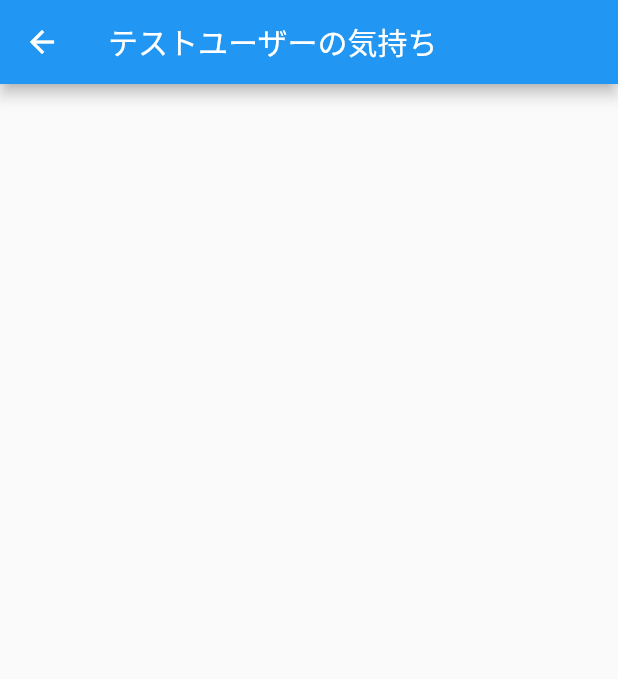
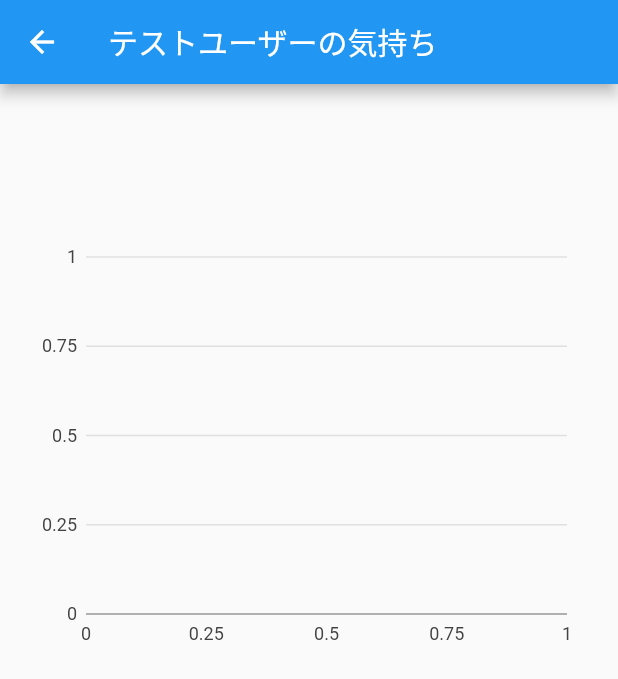
Before and after one commit to al-rosa/flutter-emotion-sharing, a Flutter app: the DetailScreen screen opened by its route, on a phone screen of 412 x 824 dp. Shown: the top 679 px of the screen. Run offline on Flutter 3.47's test engine with Material 2 defaults, Android fonts, the phone set to English and light mode, and no system bars; our stand-ins replace charts_flutter, cloud_firestore, firebase_auth, firebase_core, modal_progress_hud; accounts and stored records are empty.

Commit message:
詳細ページの作成
グラフ内をタップしてアイコンとコメントを切り替えるのはまだできてない。

```diff
--- /dev/null
+++ b/lib/components/EmotionChart.dart
@@ -0,0 +1,16 @@
+import 'package:charts_flutter/flutter.dart' as charts;
+import 'package:flutter/material.dart';
+
+class EmotionChart extends StatelessWidget {
+  final List<charts.Series> seriesList;
+  final bool animate;
+
+  EmotionChart(this.seriesList, {this.animate});
+
+  @override
+  Widget build(BuildContext context) {
+    return new charts.LineChart(seriesList,
+        animate: animate,
+        defaultRenderer: new charts.LineRendererConfig(includePoints: true));
+  }
+}
--- a/lib/constants.dart
+++ b/lib/constants.dart
@@ -40,3 +40,26 @@ const icons = <Map<String, dynamic>>[
     'icon': Icon(Icons.sentiment_very_satisfied),
   }
 ];
+
+const bigIcons = <Map<String, dynamic>>[
+  {
+    'emotion': 'very_dissatisfied',
+    'icon': Icon(Icons.sentiment_very_dissatisfied, size: 50.0),
+  },
+  {
+    'emotion': 'dissatisfied',
+    'icon': Icon(Icons.sentiment_dissatisfied, size: 50.0),
+  },
+  {
+    'emotion': 'neutral',
+    'icon': Icon(Icons.sentiment_neutral, size: 50.0),
+  },
+  {
+    'emotion': 'satisfied',
+    'icon': Icon(Icons.sentiment_satisfied, size: 50.0),
+  },
+  {
+    'emotion': 'very_satisfied',
+    'icon': Icon(Icons.sentiment_very_satisfied, size: 50.0),
+  }
+];
--- a/lib/screens/detail_screen.dart
+++ b/lib/screens/detail_screen.dart
@@ -1,5 +1,7 @@
+import 'package:charts_flutter/flutter.dart' as charts;
 import 'package:cloud_firestore/cloud_firestore.dart';
 import 'package:flutter/material.dart';
+import 'package:flutter_emotion_sharing/components/EmotionChart.dart';
 import 'package:flutter_emotion_sharing/constants.dart';
 import 'package:flutter_emotion_sharing/utils.dart';
 
@@ -15,6 +17,7 @@ class DetailScreen extends StatefulWidget {
 
 class _DetailScreenState extends State<DetailScreen> {
   FirebaseFirestore _firestore = FirebaseFirestore.instance;
+
   List<Map<String, dynamic>> _statusList;
   Icon _displayIcon;
   String _displayMemo;
@@ -31,15 +34,16 @@ class _DetailScreenState extends State<DetailScreen> {
         .collection('users')
         .doc('cckf1U7FUgbK7yiHbz9b')
         .collection('statuses')
+        .limit(7)
         .get();
 
     List<Map<String, dynamic>> statuses =
         snapshot.docs.map((e) => e.data()).toList();
     Map<String, dynamic> latestStatus = statuses[0];
 
-    final int index = icons
-        .indexWhere((element) => element['emotion'] == latestStatus['emotion']);
-    final icon = icons[index]['icon'];
+    final int index = bigIcons
+        .indexWhere((icon) => icon['emotion'] == latestStatus['emotion']);
+    final icon = bigIcons[index]['icon'];
 
     setState(() {
       _statusList = statuses;
@@ -49,25 +53,73 @@ class _DetailScreenState extends State<DetailScreen> {
     });
   }
 
-  // Future<void> _setStatus() {
-  //
-  // }
+  List<charts.Series<EmotionLevel, int>> _createChartData() {
+    if (_statusList == null) return [];
+
+    int count = 0;
+    final List<EmotionLevel> data = _statusList.map((status) {
+      count++;
+      final int level =
+          bigIcons.indexWhere((icon) => icon['emotion'] == status['emotion']);
+      return EmotionLevel(count, level);
+    }).toList();
+
+    return [
+      new charts.Series<EmotionLevel, int>(
+        id: 'Sales',
+        colorFn: (_, __) => charts.MaterialPalette.blue.shadeDefault,
+        domainFn: (EmotionLevel level, _) => level.order,
+        measureFn: (EmotionLevel level, _) => level.level,
+        data: data,
+      )
+    ];
+  }
 
   @override
   Widget build(BuildContext context) {
     return Scaffold(
       appBar: AppBar(title: Text(widget.userName + 'の気持ち')),
       body: Container(
-          child: Column(children: <Widget>[
-        Container(),
-        Align(
-            alignment: Alignment.centerRight,
-            child: Text(_displayDateTime != null
-                ? formatDateTime(_displayDateTime)
-                : '')),
-        Align(alignment: Alignment.center, child: _displayIcon),
-        Text(_displayMemo != null ? _displayMemo : '')
-      ])),
+          padding: EdgeInsets.symmetric(vertical: 50, horizontal: 20),
+          child: Column(
+              mainAxisAlignment: MainAxisAlignment.spaceAround,
+              children: <Widget>[
+                Container(
+                  padding: EdgeInsets.only(bottom: 20),
+                  child: Column(
+                    children: <Widget>[
+                      Container(
+                        height: 300,
+                        padding: EdgeInsets.only(bottom: 20),
+                        child: EmotionChart(
+                          _createChartData(),
+                          animate: true,
+                        ),
+                      ),
+                      Align(
+                          alignment: Alignment.centerRight,
+                          child: Text(
+                            _displayDateTime != null
+                                ? formatDateTime(_displayDateTime)
+                                : '',
+                            style: TextStyle(fontSize: 16),
+                          )),
+                    ],
+                  ),
+                ),
+                _displayIcon ?? Container(),
+                Text(
+                  _displayMemo != null ? 'コメント：' + _displayMemo : '',
+                  style: TextStyle(fontSize: 18),
+                )
+              ])),
     );
   }
 }
+
+class EmotionLevel {
+  final int order;
+  final int level;
+
+  EmotionLevel(this.order, this.level);
+}
```
